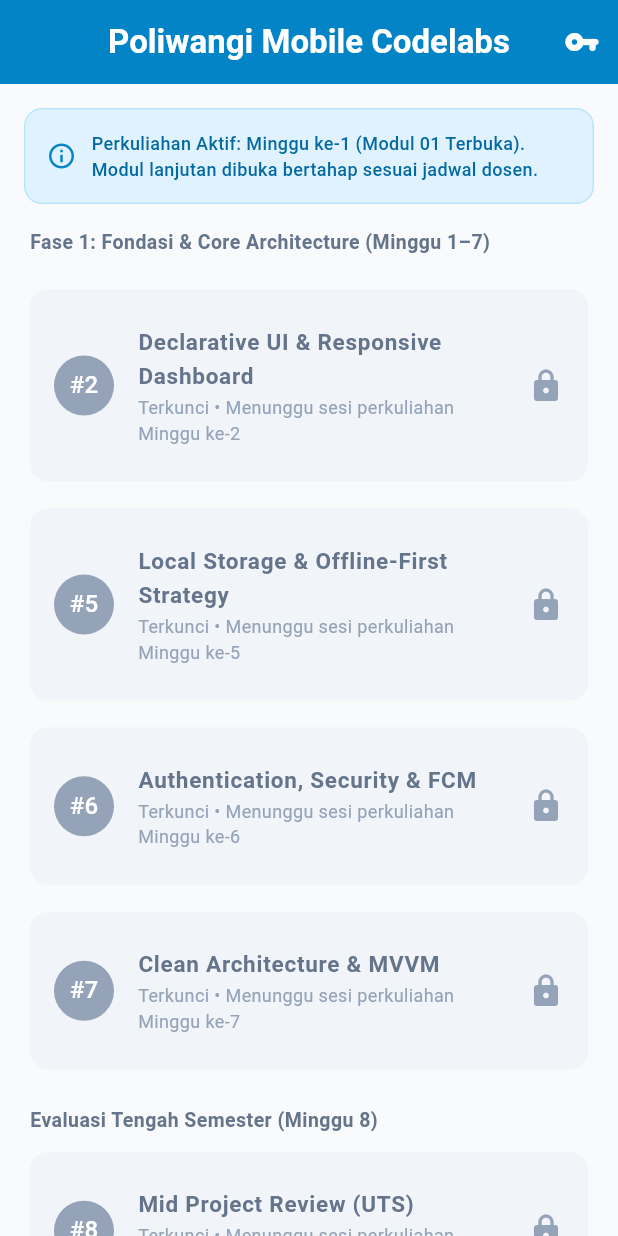
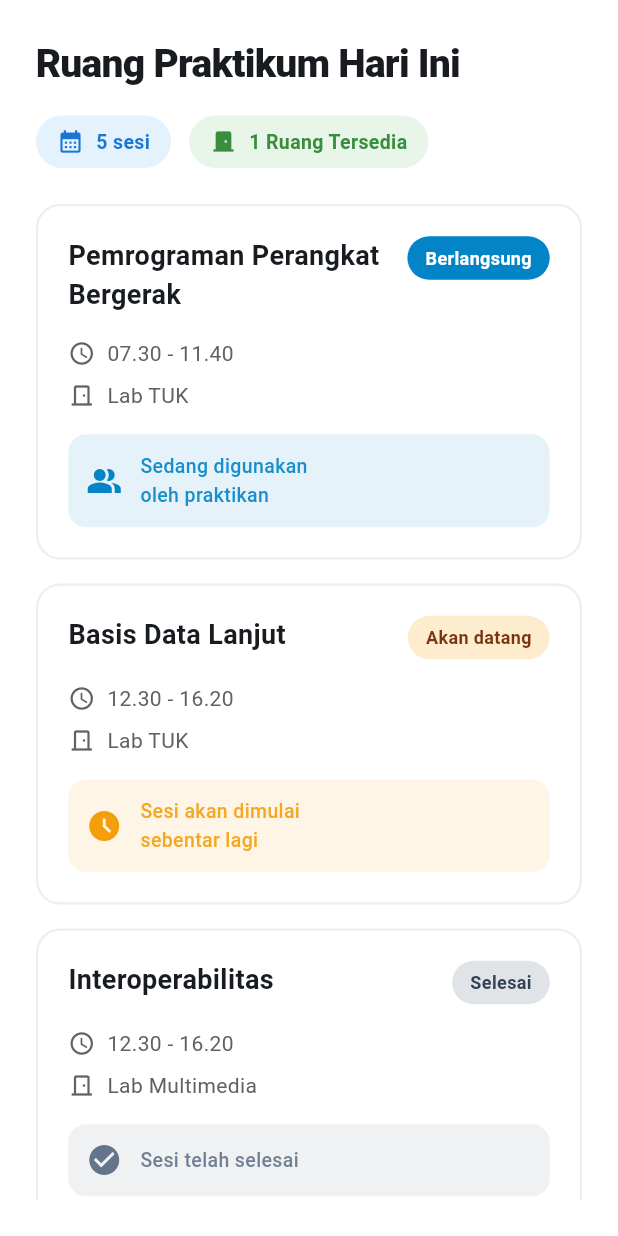
Before and after one commit to hasbihabibi/mobile-development, a Flutter app: the screen it shows after launch, on a phone screen of 412 x 824 dp. Run offline on Flutter 3.47's test engine with Material 3 defaults, Android fonts, the phone set to English and light mode, and no system bars.

Commit message:
feat(w02): add Ruang Praktikum and updating course.dart (time)

```diff
--- a/02-week-2-declarative-ui-responsive-layout/lib/main.dart
+++ b/02-week-2-declarative-ui-responsive-layout/lib/main.dart
@@ -1,5 +1,6 @@
 import 'package:flutter/material.dart';
 import 'modul_02/academic_dashboard_screen.dart';
+import 'modul_02/studi_kasus/ruang_praktikum.dart';
 
 void main() {
   runApp(const PoliwangiStarterApp());
@@ -20,7 +21,7 @@ class PoliwangiStarterApp extends StatelessWidget {
         ),
         useMaterial3: true,
       ),
-      home: const ModuleLauncherScreen(),
+      home: const RuangPraktikum(),
     );
   }
 }
--- a/02-week-2-declarative-ui-responsive-layout/lib/modul_02/models/course.dart
+++ b/02-week-2-declarative-ui-responsive-layout/lib/modul_02/models/course.dart
@@ -7,6 +7,7 @@ class Course {
   final double progress; // progres silabus (0.0 - 1.0)
   final String room;
   final String category; // Tambahan kategori mata kuliah
+  final String time; //Tambahan Jam Mata Kuliah
 
   const Course({
     required this.code,
@@ -16,6 +17,7 @@ class Course {
     required this.progress,
     this.room = 'Lab Komputer 3',
     required this.category,
+    required this.time,
   });
 
   // Data dummy untuk bahan praktikum & testing
@@ -29,7 +31,7 @@ class Course {
           progress: 0.25,
           room: 'Lab TUK',
           category: 'Praktikum',
-      ),
+          time: '07.30 - 11.40'),
       Course(
           code: 'TRPL502',
           name: 'Basis Data Lanjut',
@@ -38,7 +40,7 @@ class Course {
           progress: 0.40,
           room: 'Lab TUK',
           category: 'Praktikum',
-      ),
+          time: '12.30 - 16.20'),
       Course(
           code: 'TRPL503',
           name: 'Interoperabilitas',
@@ -47,7 +49,7 @@ class Course {
           progress: 0.60,
           room: 'Lab Multimedia',
           category: 'Praktikum',
-      ),
+          time: '12.30 - 16.20'),
       Course(
           code: 'TRPL504',
           name: 'Pemrograman Web Lanjut',
@@ -56,7 +58,7 @@ class Course {
           progress: 0.15,
           room: 'Lab Program 2',
           category: 'Praktikum',
-      ),
+          time: '12.30 - 16.20'),
       Course(
           code: 'TRPL505',
           name: 'Statistika',
@@ -65,7 +67,7 @@ class Course {
           progress: 0.15,
           room: 'G2.01',
           category: 'Teori',
-      ),
+          time: '07.30 - 09.10'),
     ];
   }
 }
--- /dev/null
+++ b/02-week-2-declarative-ui-responsive-layout/lib/modul_02/studi_kasus/ruang_praktikum.dart
@@ -0,0 +1,244 @@
+import 'package:flutter/material.dart';
+import '../models/course.dart';
+
+class RuangPraktikum extends StatefulWidget {
+  const RuangPraktikum({super.key});
+
+  @override
+  State<RuangPraktikum> createState() => _RuangPraktikumState();
+}
+
+class _RuangPraktikumState extends State<RuangPraktikum> {
+  // Mengambil data langsung dari model Course
+  final List<Course> _courses = Course.getSampleCourses();
+
+  @override
+  Widget build(BuildContext context) {
+    return Scaffold(
+      backgroundColor: Colors.white,
+      body: SafeArea(
+        child: LayoutBuilder(
+          builder: (context, constraints) {
+            bool isTablet = constraints.maxWidth >= 600;
+
+            return Padding(
+              padding: const EdgeInsets.all(24.0),
+              child: Column(
+                crossAxisAlignment: CrossAxisAlignment.start,
+                children: [
+                  const Text(
+                    'Ruang Praktikum Hari Ini',
+                    style: TextStyle(
+                      fontSize: 26,
+                      fontWeight: FontWeight.w900,
+                      letterSpacing: -0.5,
+                    ),
+                  ),
+                  const SizedBox(height: 16),
+                  Row(
+                    children: [
+                      _buildHeaderBadge(Icons.calendar_month,
+                          '${_courses.length} sesi', Colors.blue),
+                      const SizedBox(width: 12),
+                      _buildHeaderBadge(Icons.door_front_door,
+                          '1 Ruang Tersedia', Colors.green),
+                    ],
+                  ),
+                  const SizedBox(height: 24),
+                  Expanded(
+                    child: isTablet
+                        ? GridView.builder(
+                            gridDelegate:
+                                const SliverGridDelegateWithFixedCrossAxisCount(
+                              crossAxisCount: 2,
+                              crossAxisSpacing: 16,
+                              mainAxisSpacing: 16,
+                              mainAxisExtent: 280,
+                            ),
+                            itemCount: _courses.length,
+                            itemBuilder: (context, index) =>
+                                _buildCard(_courses[index], index),
+                          )
+                        : ListView.separated(
+                            itemCount: _courses.length,
+                            separatorBuilder: (context, index) =>
+                                const SizedBox(height: 16),
+                            itemBuilder: (context, index) =>
+                                _buildCard(_courses[index], index),
+                          ),
+                  ),
+                ],
+              ),
+            );
+          },
+        ),
+      ),
+    );
+  }
+
+  Widget _buildHeaderBadge(IconData icon, String text, MaterialColor color) {
+    return Container(
+      padding: const EdgeInsets.symmetric(horizontal: 14, vertical: 8),
+      decoration: BoxDecoration(
+        color: color.shade50,
+        borderRadius: BorderRadius.circular(20),
+      ),
+      child: Row(
+        children: [
+          Icon(icon, size: 18, color: color.shade700),
+          const SizedBox(width: 8),
+          Text(
+            text,
+            style: TextStyle(
+              color: color.shade700,
+              fontWeight: FontWeight.w600,
+              fontSize: 13,
+            ),
+          ),
+        ],
+      ),
+    );
+  }
+
+  // Widget Kartu dengan styling dinamis berdasarkan index dan kategori
+  Widget _buildCard(Course course, int index) {
+    // Variabel untuk menyimpan gaya desain kartu
+    String statusLabel;
+    String statusMessage;
+    Color baseColor;
+    Color badgeTextColor = Colors.white;
+    IconData statusIcon;
+
+    // Logika penentuan warna & status agar UI menarik (meniru mockup)
+    if (course.category == 'Teori') {
+      statusLabel = 'Kelas Teori';
+      statusMessage = 'Perkuliahan teori di kelas';
+      baseColor = const Color(0xFF8B5CF6); // Ungu
+      statusIcon = Icons.menu_book_rounded;
+    } else if (index == 0) {
+      statusLabel = 'Berlangsung';
+      statusMessage = 'Sedang digunakan\noleh praktikan';
+      baseColor = const Color(0xFF0284C7); // Biru
+      statusIcon = Icons.people_alt;
+    } else if (index == 1) {
+      statusLabel = 'Akan datang';
+      statusMessage = 'Sesi akan dimulai\nsebentar lagi';
+      baseColor = const Color(0xFFF59E0B); // Oranye
+      badgeTextColor = const Color(0xFF78350F);
+      statusIcon = Icons.access_time_filled;
+    } else if (index == 2) {
+      statusLabel = 'Selesai';
+      statusMessage = 'Sesi telah selesai';
+      baseColor = const Color(0xFF64748B); // Abu-abu
+      badgeTextColor = const Color(0xFF334155);
+      statusIcon = Icons.check_circle;
+    } else {
+      statusLabel = 'Tersedia / Siap';
+      statusMessage = 'Menunggu jadwal\npraktikum dimulai';
+      baseColor = const Color(0xFF10B981); // Hijau
+      statusIcon = Icons.laptop_mac;
+    }
+
+    return Container(
+      padding: const EdgeInsets.all(20),
+      decoration: BoxDecoration(
+        color: Colors.white,
+        borderRadius: BorderRadius.circular(16),
+        border: Border.all(color: Colors.grey.shade200, width: 1.5),
+      ),
+      child: Column(
+        crossAxisAlignment: CrossAxisAlignment.start,
+        mainAxisSize: MainAxisSize.min,
+        children: [
+          Row(
+            crossAxisAlignment: CrossAxisAlignment.start,
+            mainAxisAlignment: MainAxisAlignment.spaceBetween,
+            children: [
+              Expanded(
+                child: Text(
+                  course.name, // Memanggil nama course
+                  style: const TextStyle(
+                    fontSize: 18,
+                    fontWeight: FontWeight.bold,
+                  ),
+                ),
+              ),
+              const SizedBox(width: 8),
+              Container(
+                padding:
+                    const EdgeInsets.symmetric(horizontal: 12, vertical: 6),
+                decoration: BoxDecoration(
+                  color: badgeTextColor == Colors.white
+                      ? baseColor
+                      : baseColor.withOpacity(0.2),
+                  borderRadius: BorderRadius.circular(16),
+                ),
+                child: Text(
+                  statusLabel,
+                  style: TextStyle(
+                    color: badgeTextColor,
+                    fontSize: 12,
+                    fontWeight: FontWeight.w600,
+                  ),
+                ),
+              ),
+            ],
+          ),
+          const SizedBox(height: 16),
+          Row(
+            children: [
+              Icon(Icons.access_time_outlined,
+                  size: 18, color: Colors.grey.shade700),
+              const SizedBox(width: 8),
+              Text(
+                course.time, // Memanggil jam course
+                style: TextStyle(color: Colors.grey.shade700, fontSize: 14),
+              ),
+            ],
+          ),
+          const SizedBox(height: 8),
+          Row(
+            children: [
+              Icon(
+                  course.category == 'Teori'
+                      ? Icons.business_rounded
+                      : Icons.door_front_door_outlined,
+                  size: 18,
+                  color: Colors.grey.shade700),
+              const SizedBox(width: 8),
+              Text(
+                course.room, // Memanggil ruangan course
+                style: TextStyle(color: Colors.grey.shade700, fontSize: 14),
+              ),
+            ],
+          ),
+          const SizedBox(height: 16),
+          Container(
+            width: double.infinity,
+            padding: const EdgeInsets.all(12),
+            decoration: BoxDecoration(
+              color: baseColor.withOpacity(0.1),
+              borderRadius: BorderRadius.circular(12),
+            ),
+            child: Row(
+              children: [
+                Icon(statusIcon, color: baseColor, size: 24),
+                const SizedBox(width: 12),
+                Expanded(
+                  child: Text(
+                    statusMessage,
+                    style: TextStyle(
+                      color: baseColor.withOpacity(0.9),
+                      fontSize: 13,
+                      fontWeight: FontWeight.w500,
+                    ),
+                  ),
+                ),
+              ],
+            ),
+          ),
+        ],
+      ),
+    );
+  }
+}
```
Lines whose indentation alone changed are shown as unchanged.
